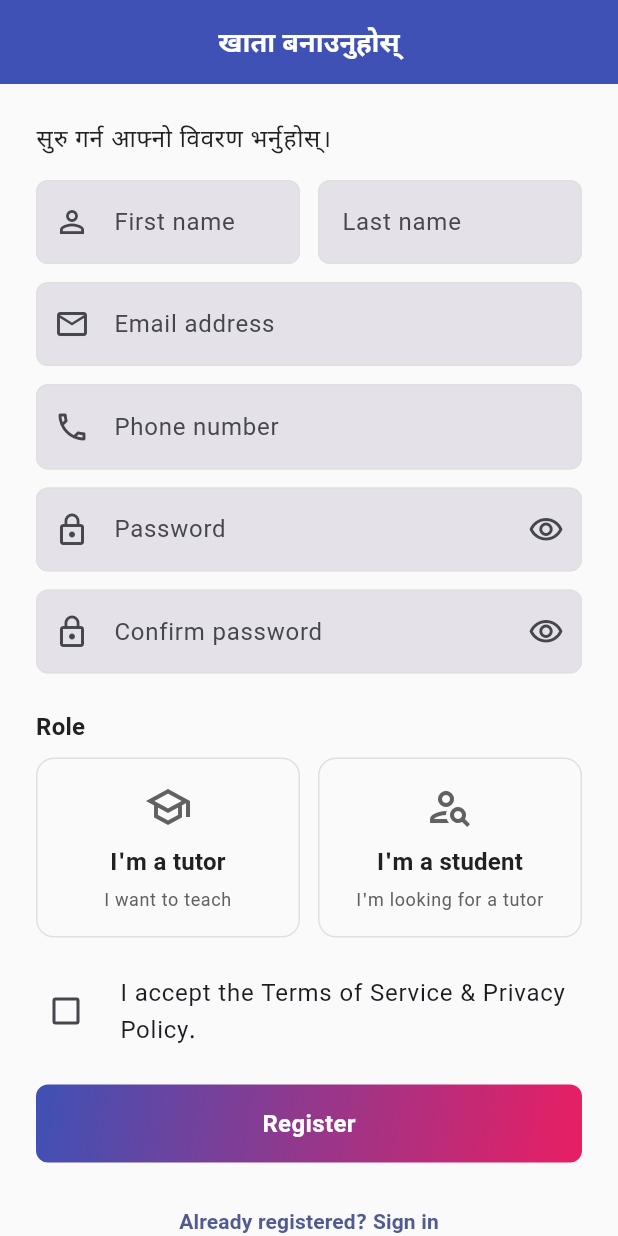
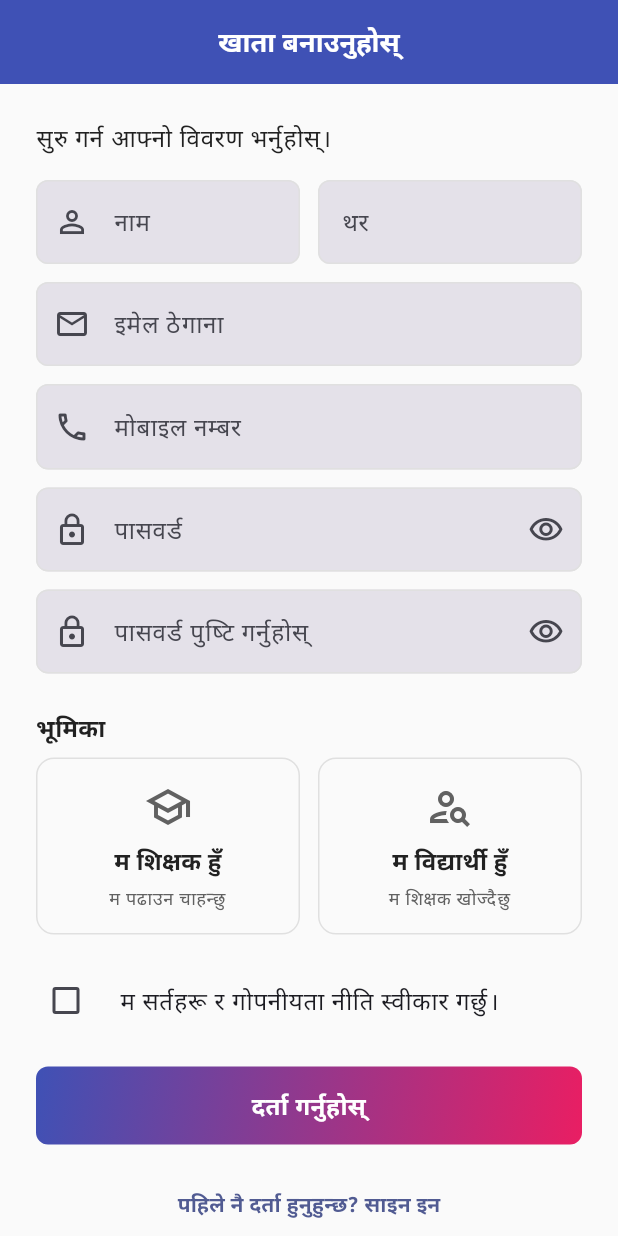
Before and after one commit to jeevankoiri10/home_tuition_nepal_app, a Flutter app: the screen it shows after launch, after a tap on "नेपाली", after a tap on "साइन इन", after a tap on "खाता छैन? बनाउनुहोस्", on a phone screen of 412 x 824 dp. Run offline on Flutter 3.47's test engine with Material 3 defaults, Android fonts, the phone set to English and light mode, and no system bars; our stand-ins replace equatable, flutter_bloc, flutter_map, geolocator, get_it, go_router and 5 more; accounts and stored records are empty.

Commit message:
Route register page strings through AppLocalizations
The register page had 25+ hard-coded English strings: field labels
(first/last name, email, phone, password, confirm), validator
messages (name too long, email invalid, phone format, password
length/strength, mismatch), the role selector copy, the role-is-
permanent note, the ToS and CoC checkbox labels, the three submit
guard snacks (pick role, accept ToS, accept CoC), the register
button, the back-to-login link, and the signup/CoC error mappings.

Add all 26 keys to both ARB files with Nepali translations,
regenerate AppLocalizations, and thread an AppLocalizations argument
through the validators and error-code mapper so they can produce
locale-aware messages.

The English copy is unchanged for keys the widget tests check
("I'm a tutor", "I'm a student", "Create your account"), so the
existing test suite still passes.

```diff
--- a/lib/features/auth/presentation/pages/register_page.dart
+++ b/lib/features/auth/presentation/pages/register_page.dart
@@ -47,21 +47,22 @@ class _RegisterPageState extends State<RegisterPage> {
   }
 
   void _submit() {
+    final l10n = AppLocalizations.of(context);
     if (_role == null) {
       ScaffoldMessenger.of(context).showSnackBar(
-        const SnackBar(content: Text('Pick a role to continue.')),
+        SnackBar(content: Text(l10n.pickRoleSnack)),
       );
       return;
     }
     if (!_tosAccepted) {
       ScaffoldMessenger.of(context).showSnackBar(
-        const SnackBar(content: Text('You must accept the Terms of Service.')),
+        SnackBar(content: Text(l10n.tosRequiredSnack)),
       );
       return;
     }
     if (_role == UserRole.tutor && !_cocAccepted) {
       ScaffoldMessenger.of(context).showSnackBar(
-        const SnackBar(content: Text("Tutors must accept the Tutors' Code of Conduct.")),
+        SnackBar(content: Text(l10n.cocRequiredSnack)),
       );
       return;
     }
@@ -79,32 +80,36 @@ class _RegisterPageState extends State<RegisterPage> {
         )));
   }
 
-  String _errorMessage(String code) {
+  String _errorMessage(AppLocalizations l10n, String code) {
     switch (code) {
       case 'signup_failed':
-        return 'Could not create the account. The email may already be in use.';
+        return l10n.registerErrorSignupFailed;
       case 'tos_required':
-        return 'You must accept the Terms of Service.';
+        return l10n.tosRequiredSnack;
       case 'coc_required':
-        return "Tutors must accept the Code of Conduct.";
+        return l10n.registerErrorCocRequired;
       default:
-        return 'Something went wrong. Please try again.';
+        return l10n.errorGeneric;
     }
   }
 
-  String? _validateName(String? v) => Validators.name(v) == null ? null : 'Required (max 40).';
-  String? _validateEmail(String? v) => Validators.email(v) == null ? null : 'Enter a valid email.';
-  String? _validatePhone(String? v) =>
-      Validators.nepaliPhone(v) == null ? null : 'Enter a valid 10-digit Nepali mobile (98… / 97…).';
-  String? _validatePassword(String? v) {
+  String? _validateName(AppLocalizations l10n, String? v) =>
+      Validators.name(v) == null ? null : l10n.nameInvalid;
+  String? _validateEmail(AppLocalizations l10n, String? v) =>
+      Validators.email(v) == null ? null : l10n.emailInvalid;
+  String? _validatePhone(AppLocalizations l10n, String? v) =>
+      Validators.nepaliPhone(v) == null ? null : l10n.phoneInvalid;
+  String? _validatePassword(AppLocalizations l10n, String? v) {
     final code = Validators.password(v);
     if (code == null) return null;
-    if (code == 'passwordTooShort') return 'At least 8 characters.';
-    return 'Password must include letters and digits.';
+    if (code == 'passwordTooShort') return l10n.passwordTooShort;
+    return l10n.passwordWeak;
   }
 
-  String? _validateConfirm(String? v) =>
-      Validators.confirmPassword(v, _password.text) == null ? null : 'Passwords do not match.';
+  String? _validateConfirm(AppLocalizations l10n, String? v) =>
+      Validators.confirmPassword(v, _password.text) == null
+          ? null
+          : l10n.confirmPasswordMismatch;
 
   @override
   Widget build(BuildContext context) {
@@ -117,7 +122,7 @@ class _RegisterPageState extends State<RegisterPage> {
             context.go(AppRoutes.otp);
           } else if (state.status == AuthStatus.error && state.errorCode != null) {
             ScaffoldMessenger.of(context).showSnackBar(
-              SnackBar(content: Text(_errorMessage(state.errorCode!))),
+              SnackBar(content: Text(_errorMessage(l10n, state.errorCode!))),
             );
           }
         },
@@ -136,39 +141,39 @@ class _RegisterPageState extends State<RegisterPage> {
                     children: [
                       Expanded(
                         child: AppTextField(
-                          label: 'First name',
+                          label: l10n.firstNameLabel,
                           controller: _first,
                           prefixIcon: Icons.person_outline,
-                          validator: _validateName,
+                          validator: (v) => _validateName(l10n, v),
                         ),
                       ),
                       const SizedBox(width: AppSpacing.md),
                       Expanded(
                         child: AppTextField(
-                          label: 'Last name',
+                          label: l10n.lastNameLabel,
                           controller: _last,
-                          validator: _validateName,
+                          validator: (v) => _validateName(l10n, v),
                         ),
                       ),
                     ],
                   ),
                   AppTextField(
-                    label: 'Email address',
+                    label: l10n.emailAddressLabel,
                     controller: _email,
                     keyboardType: TextInputType.emailAddress,
                     prefixIcon: Icons.mail_outline,
-                    validator: _validateEmail,
+                    validator: (v) => _validateEmail(l10n, v),
                   ),
                   AppTextField(
-                    label: 'Phone number',
-                    hint: '98XXXXXXXX',
+                    label: l10n.phoneNumberLabel,
+                    hint: l10n.phoneNumberHint,
                     controller: _phone,
                     keyboardType: TextInputType.phone,
                     prefixIcon: Icons.phone_outlined,
-                    validator: _validatePhone,
+                    validator: (v) => _validatePhone(l10n, v),
                   ),
                   AppTextField(
-                    label: 'Password',
+                    label: l10n.passwordLabel,
                     controller: _password,
                     obscureText: _obscure,
                     prefixIcon: Icons.lock_outline,
@@ -176,10 +181,10 @@ class _RegisterPageState extends State<RegisterPage> {
                       icon: Icon(_obscure ? Icons.visibility_outlined : Icons.visibility_off_outlined),
                       onPressed: () => setState(() => _obscure = !_obscure),
                     ),
-                    validator: _validatePassword,
+                    validator: (v) => _validatePassword(l10n, v),
                   ),
                   AppTextField(
-                    label: 'Confirm password',
+                    label: l10n.confirmPasswordLabel,
                     controller: _confirm,
                     obscureText: _obscureConfirm,
                     prefixIcon: Icons.lock_outline,
@@ -189,10 +194,10 @@ class _RegisterPageState extends State<RegisterPage> {
                           : Icons.visibility_off_outlined),
                       onPressed: () => setState(() => _obscureConfirm = !_obscureConfirm),
                     ),
-                    validator: _validateConfirm,
+                    validator: (v) => _validateConfirm(l10n, v),
                   ),
                   const SizedBox(height: AppSpacing.md),
-                  Text('Role', style: Theme.of(context).textTheme.titleMedium),
+                  Text(l10n.roleLabel, style: Theme.of(context).textTheme.titleMedium),
                   const SizedBox(height: AppSpacing.sm),
                   RoleSelector(
                     value: _role,
@@ -200,16 +205,16 @@ class _RegisterPageState extends State<RegisterPage> {
                       _role = r;
                       if (r != UserRole.tutor) _cocAccepted = false;
                     }),
-                    tutorLabel: "I'm a tutor",
-                    tutorSubtitle: 'I want to teach',
-                    studentLabel: "I'm a student",
-                    studentSubtitle: "I'm looking for a tutor",
+                    tutorLabel: l10n.roleTutor,
+                    tutorSubtitle: l10n.roleTutorSubtitle,
+                    studentLabel: l10n.roleStudent,
+                    studentSubtitle: l10n.roleStudentSubtitle,
                   ),
                   if (_role != null) ...[
                     const SizedBox(height: AppSpacing.xs),
-                    const Text(
-                      'Your role is permanent for this account.',
-                      style: TextStyle(color: AppColors.textSecondary, fontSize: 12),
+                    Text(
+                      l10n.rolePermanentNote,
+                      style: const TextStyle(color: AppColors.textSecondary, fontSize: 12),
                     ),
                   ],
                   const SizedBox(height: AppSpacing.lg),
@@ -218,7 +223,7 @@ class _RegisterPageState extends State<RegisterPage> {
                     onChanged: (v) => setState(() => _tosAccepted = v ?? false),
                     controlAffinity: ListTileControlAffinity.leading,
                     contentPadding: EdgeInsets.zero,
-                    title: const Text('I accept the Terms of Service & Privacy Policy.'),
+                    title: Text(l10n.tosAcceptLabel),
                   ),
                   if (_role == UserRole.tutor)
                     CheckboxListTile(
@@ -226,14 +231,14 @@ class _RegisterPageState extends State<RegisterPage> {
                       onChanged: (v) => setState(() => _cocAccepted = v ?? false),
                       controlAffinity: ListTileControlAffinity.leading,
                       contentPadding: EdgeInsets.zero,
-                      title: const Text("I accept the Tutors' Code of Conduct."),
+                      title: Text(l10n.cocAcceptLabel),
                     ),
                   const SizedBox(height: AppSpacing.lg),
-                  PrimaryButton(label: 'Register', busy: busy, onPressed: busy ? null : _submit),
+                  PrimaryButton(label: l10n.registerSubmit, busy: busy, onPressed: busy ? null : _submit),
                   const SizedBox(height: AppSpacing.lg),
                   TextButton(
                     onPressed: () => context.go(AppRoutes.login),
-                    child: const Text('Already registered? Sign in'),
+                    child: Text(l10n.registerToLogin),
                   ),
                 ],
               ),
--- a/lib/l10n/app_ne.arb
+++ b/lib/l10n/app_ne.arb
@@ -28,5 +28,32 @@
   "loginSubmit": "साइन इन",
   "loginToRegister": "खाता छैन? बनाउनुहोस्",
   "loginErrorInvalidCredentials": "इमेल वा पासवर्ड मिलेन।",
-  "errorGeneric": "केही गडबड भयो। फेरि प्रयास गर्नुहोस्।"
+  "errorGeneric": "केही गडबड भयो। फेरि प्रयास गर्नुहोस्।",
+
+  "firstNameLabel": "नाम",
+  "lastNameLabel": "थर",
+  "emailAddressLabel": "इमेल ठेगाना",
+  "phoneNumberLabel": "मोबाइल नम्बर",
+  "phoneNumberHint": "98XXXXXXXX",
+  "confirmPasswordLabel": "पासवर्ड पुष्टि गर्नुहोस्",
+  "nameInvalid": "आवश्यक (बढीमा ४०)।",
+  "phoneInvalid": "१० अङ्कको नेपाली मोबाइल हाल्नुहोस् (९८… / ९७…)।",
+  "passwordTooShort": "कम्तीमा ८ अक्षर।",
+  "passwordWeak": "पासवर्डमा अक्षर र अङ्क दुवै हुनुपर्छ।",
+  "confirmPasswordMismatch": "पासवर्ड मिलेन।",
+  "roleLabel": "भूमिका",
+  "roleTutor": "म शिक्षक हुँ",
+  "roleTutorSubtitle": "म पढाउन चाहन्छु",
+  "roleStudent": "म विद्यार्थी हुँ",
+  "roleStudentSubtitle": "म शिक्षक खोज्दैछु",
+  "rolePermanentNote": "तपाईंको भूमिका यो खातामा स्थायी हुनेछ।",
+  "tosAcceptLabel": "म सर्तहरू र गोपनीयता नीति स्वीकार गर्छु।",
+  "cocAcceptLabel": "म शिक्षकहरूको आचारसंहिता स्वीकार गर्छु।",
+  "pickRoleSnack": "अगाडि बढ्न भूमिका छान्नुहोस्।",
+  "tosRequiredSnack": "तपाईंले सर्तहरू स्वीकार गर्नुपर्छ।",
+  "cocRequiredSnack": "शिक्षकहरूले आचारसंहिता स्वीकार गर्नुपर्छ।",
+  "registerSubmit": "दर्ता गर्नुहोस्",
+  "registerToLogin": "पहिले नै दर्ता हुनुहुन्छ? साइन इन",
+  "registerErrorSignupFailed": "खाता बनाउन सकिएन। इमेल पहिले नै प्रयोग भएको हुन सक्छ।",
+  "registerErrorCocRequired": "शिक्षकहरूले आचारसंहिता स्वीकार गर्नुपर्छ।"
 }
```
Also changed, not shown: lib/l10n/app_en.arb (+79 -1 lines), lib/l10n/generated/app_localizations.dart, lib/l10n/generated/app_localizations_en.dart, lib/l10n/generated/app_localizations_ne.dart.
